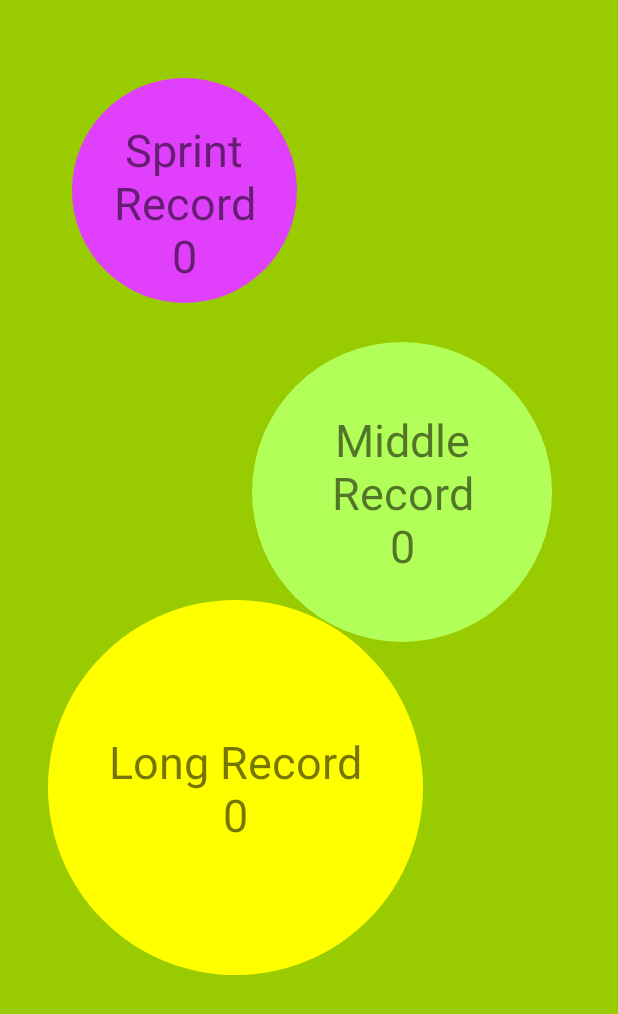
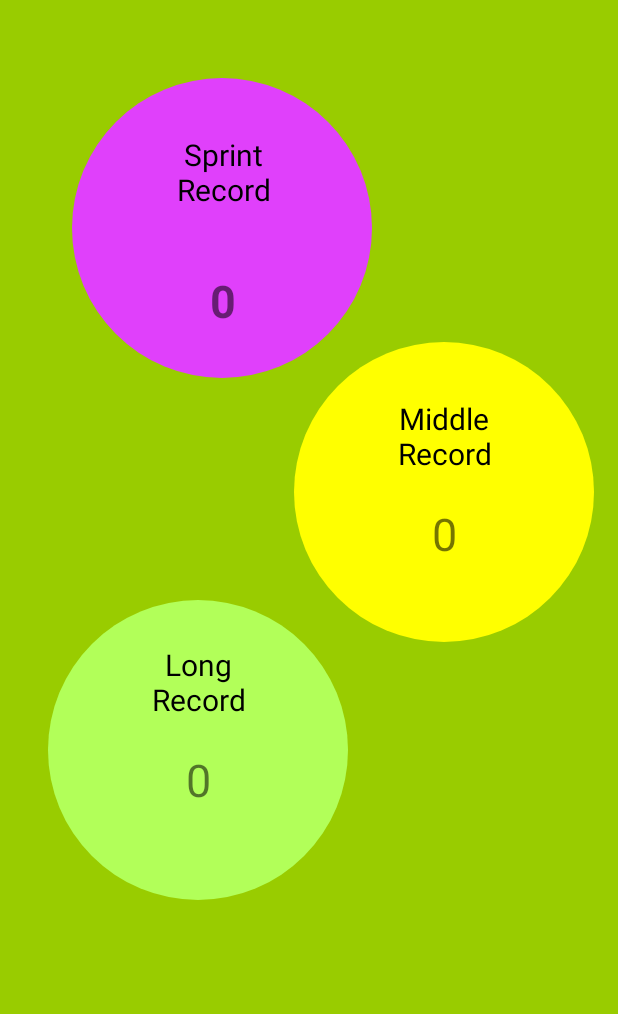
Before and after one commit to Serg8787/ClickerRxJava, an Android app: the HallOfFameFragment screen opened through its navigation route, on a phone screen of 412 x 824 dp. Shown: the top 1014 px of the screen. Run offline under Robolectric (Android 15) with nearby library versions, the phone set to English and light mode, and no system bars.

Commit message:
add records

```diff
--- a/app/src/main/java/com/example/clicker/HallOfFameFragment.kt
+++ b/app/src/main/java/com/example/clicker/HallOfFameFragment.kt
@@ -34,7 +34,7 @@ class HallOfFameFragment : Fragment() {
         val resultSprint: Int? = prefsSprint?.getInt("resultSprint",0)
         Log.d("MyLog",resultSprint.toString())
          if(resultSprint!=null && resultSprint > tvRecordSprint1.text.toString().toInt()){
-             tvRecordSprint1.text = resultSprint.toString()
+             tvRecordSprint1.text = "${resultSprint}"
          }
 
 
@@ -43,7 +43,7 @@ class HallOfFameFragment : Fragment() {
         val resultMiddle: Int? = prefsMiddle?.getInt("resultMiddle",0)
         Log.d("MyLog",resultMiddle.toString())
         if(resultMiddle!=null && resultMiddle > tvRecordMiddle1.text.toString().toInt()){
-            tvRecordMiddle1.text = resultMiddle.toString()
+            tvRecordMiddle1.text = "${resultMiddle}"
         }
 
         val prefsLong =
@@ -51,7 +51,7 @@ class HallOfFameFragment : Fragment() {
         val resultLong: Int? = prefsLong?.getInt("resultLong",0)
         Log.d("MyLog",resultLong.toString())
         if(resultLong!=null && resultLong > tvRecordLong1.text.toString().toInt()){
-            tvRecordLong1.text = resultLong.toString()
+            tvRecordLong1.text ="${resultLong}"
         }
 
 
--- a/app/src/main/res/layout/fragment_hall_of_fame.xml
+++ b/app/src/main/res/layout/fragment_hall_of_fame.xml
@@ -10,82 +10,129 @@
 
     <androidx.constraintlayout.widget.ConstraintLayout
         android:id="@+id/clSprinRecord"
-        android:layout_width="150dp"
-        android:layout_height="150dp"
+        android:layout_width="200dp"
+        android:layout_height="200dp"
         android:layout_marginStart="48dp"
         android:layout_marginTop="52dp"
         android:background="@drawable/back_fiolet"
         android:padding="5dp"
         app:layout_constraintStart_toStartOf="parent"
         app:layout_constraintTop_toTopOf="parent">
+
+
+        <TextView
+            android:id="@+id/tvRecordAllSpint"
+            android:layout_width="wrap_content"
+            android:layout_height="wrap_content"
+            android:layout_marginTop="28dp"
+            android:padding="4dp"
+            android:text="Sprint\nRecord"
+            android:textColor="@color/black"
+            android:textSize="20sp"
+            android:gravity="center"
+            app:layout_constraintEnd_toEndOf="parent"
+            app:layout_constraintHorizontal_bias="0.503"
+            app:layout_constraintStart_toStartOf="parent"
+            app:layout_constraintTop_toTopOf="parent" />
+
         <TextView
             android:id="@+id/tvRecordSprint1"
             android:layout_width="0dp"
             android:layout_height="wrap_content"
-            android:layout_marginTop="16dp"
+            android:layout_marginTop="10dp"
             android:gravity="center"
             android:padding="5dp"
-            android:text="Sprint Record\n0"
+            android:text="0"
+            android:textStyle="bold"
             android:textSize="30sp"
-            app:layout_constraintTop_toTopOf="parent"
             app:layout_constraintBottom_toBottomOf="parent"
-            app:layout_constraintStart_toStartOf="parent"
-            app:layout_constraintEnd_toEndOf="parent"
-            />
+            app:layout_constraintEnd_toEndOf="@id/tvRecordAllSpint"
+            app:layout_constraintHorizontal_bias="1.0"
+            app:layout_constraintStart_toStartOf="@id/tvRecordAllSpint"
+            app:layout_constraintTop_toBottomOf="@+id/tvRecordAllSpint" />
     </androidx.constraintlayout.widget.ConstraintLayout>
 
     <androidx.constraintlayout.widget.ConstraintLayout
         android:id="@+id/clMiddleRecord"
         android:layout_width="200dp"
         android:layout_height="200dp"
-        android:layout_marginStart="120dp"
+        android:layout_marginStart="148dp"
         android:layout_marginTop="176dp"
-        android:background="@drawable/back_green"
+        android:background="@drawable/back_yellow"
         android:padding="5dp"
         app:layout_constraintStart_toStartOf="@+id/clSprinRecord"
         app:layout_constraintTop_toTopOf="@+id/clSprinRecord">
+
+
+        <TextView
+            android:id="@+id/tvRecordAllMiddle"
+            android:layout_width="wrap_content"
+            android:layout_height="wrap_content"
+            android:layout_marginTop="28dp"
+            android:padding="4dp"
+            android:gravity="center"
+            android:text="Middle\nRecord"
+            android:textColor="@color/black"
+            android:textSize="20sp"
+            app:layout_constraintEnd_toEndOf="parent"
+            app:layout_constraintStart_toStartOf="parent"
+            app:layout_constraintTop_toTopOf="parent" />
 
         <TextView
             android:id="@+id/tvRecordMiddle1"
             android:layout_width="0dp"
             android:layout_height="wrap_content"
+            android:layout_marginTop="10dp"
             android:gravity="center"
             android:padding="5dp"
-            android:text="Middle Record\n0"
+            android:text="0"
             android:textSize="30sp"
-            app:layout_constraintBottom_toBottomOf="parent"
             app:layout_constraintEnd_toEndOf="parent"
             app:layout_constraintStart_toStartOf="parent"
-            app:layout_constraintTop_toBottomOf="parent"
-            app:layout_constraintTop_toTopOf="parent" />
+            app:layout_constraintTop_toBottomOf="@+id/tvRecordAllMiddle" />
 
 
     </androidx.constraintlayout.widget.ConstraintLayout>
 
     <androidx.constraintlayout.widget.ConstraintLayout
         android:id="@+id/clLongRecord"
-        android:layout_width="250dp"
-        android:layout_height="250dp"
+        android:layout_width="200dp"
+        android:layout_height="200dp"
         android:layout_marginStart="32dp"
         android:layout_marginTop="172dp"
-        android:background="@drawable/back_yellow"
+        android:background="@drawable/back_green"
         android:padding="5dp"
         app:layout_constraintStart_toStartOf="parent"
         app:layout_constraintTop_toTopOf="@+id/clMiddleRecord">
+
+
+        <TextView
+            android:id="@+id/tvRecordAllLong"
+            android:layout_width="wrap_content"
+            android:layout_height="wrap_content"
+            android:layout_marginTop="20dp"
+            android:padding="4dp"
+            android:text="Long\nRecord"
+            android:gravity="center"
+            android:textColor="@color/black"
+            android:textSize="20sp"
+            app:layout_constraintEnd_toEndOf="parent"
+            app:layout_constraintStart_toStartOf="parent"
+            app:layout_constraintTop_toTopOf="parent" />
 
         <TextView
             android:id="@+id/tvRecordLong1"
             android:layout_width="0dp"
             android:layout_height="wrap_content"
+            android:layout_marginTop="10dp"
             android:gravity="center"
             android:padding="5dp"
-            android:text="Long Record\n0"
+            android:text="0"
             android:textSize="30sp"
-            app:layout_constraintBottom_toBottomOf="parent"
             app:layout_constraintEnd_toEndOf="parent"
             app:layout_constraintHorizontal_bias="1.0"
             app:layout_constraintStart_toStartOf="parent"
-            app:layout_constraintTop_toTopOf="parent" />
+            app:layout_constraintTop_toBottomOf="@id/tvRecordAllLong" />
 
     </androidx.constraintlayout.widget.ConstraintLayout>
 </androidx.constraintlayout.widget.ConstraintLayout>
```
